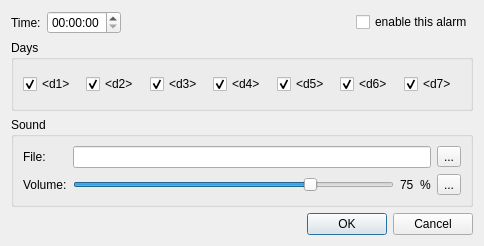
Before: the Qt Designer form plugins/alarm/gui/edit_alarm_dialog.ui in Kolcha/DigitalClock4, drawn with Qt 5.
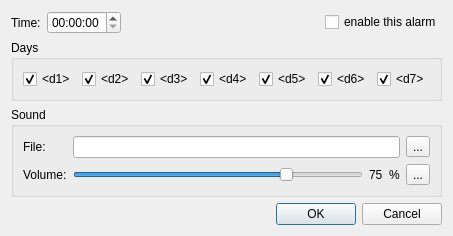
After: the same form once the commit is applied. Icons and pictures are not drawn.

The edit to the form file:
```diff
--- a/plugins/alarm/gui/edit_alarm_dialog.ui
+++ b/plugins/alarm/gui/edit_alarm_dialog.ui
@@ -6,8 +6,8 @@
    <rect>
     <x>0</x>
     <y>0</y>
-    <width>484</width>
-    <height>246</height>
+    <width>449</width>
+    <height>233</height>
    </rect>
   </property>
   <property name="windowTitle">
```
